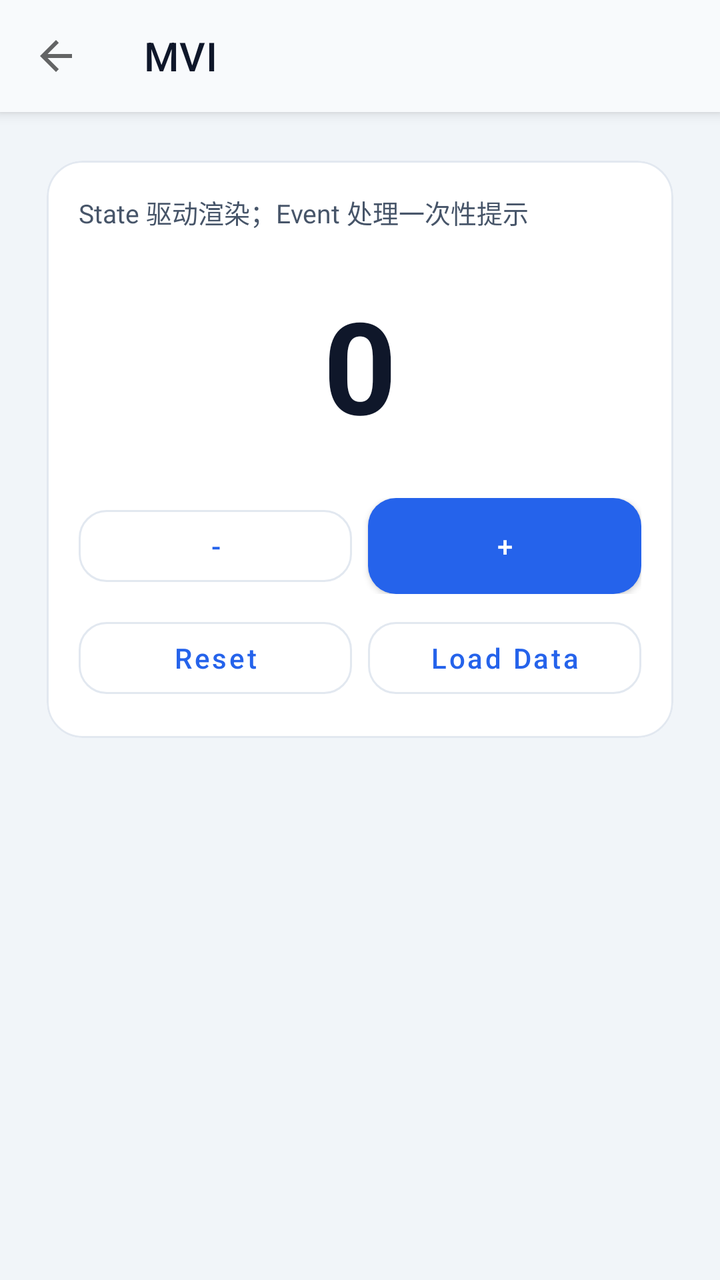
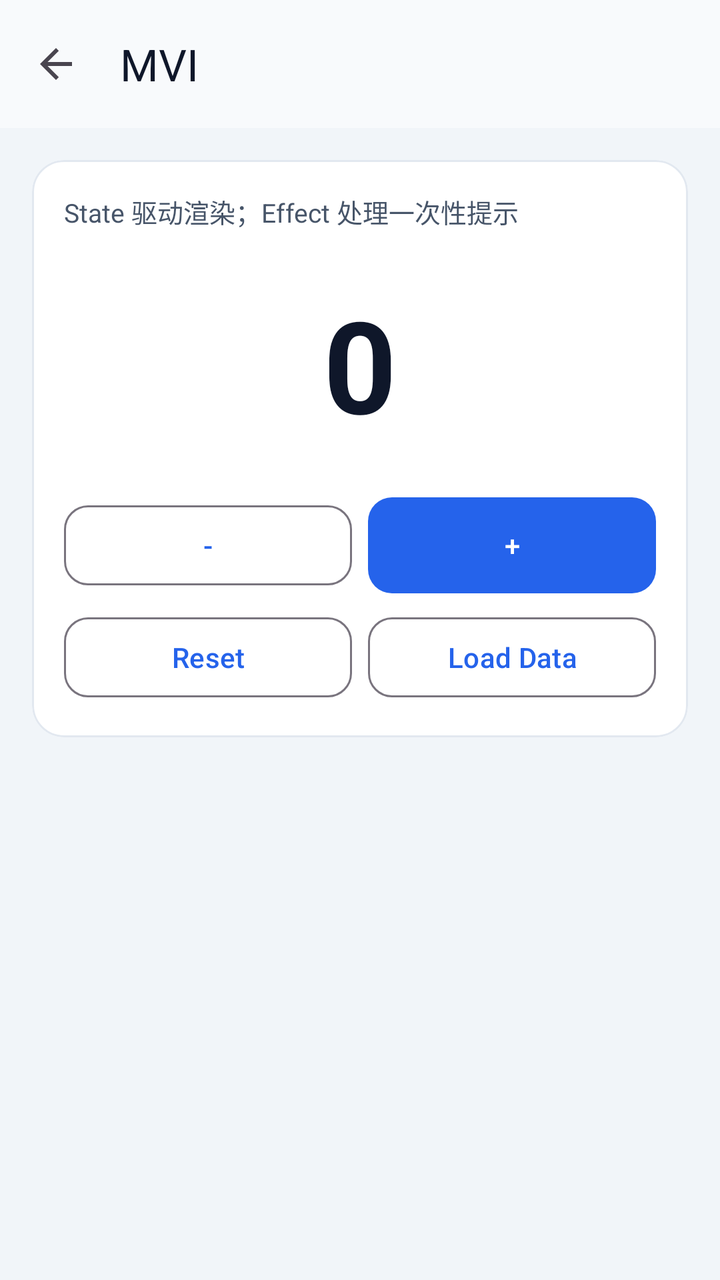

Screens rendered from an Android XML layout before and after an edit, with the pre-edit source and the edit as a unified diff.
<!-- AndroidManifest.xml: application theme Theme.AwArchDemo -->
<!-- res/layout/activity_mvi_demo.xml -->
<?xml version="1.0" encoding="utf-8"?>
<androidx.coordinatorlayout.widget.CoordinatorLayout xmlns:android="http://schemas.android.com/apk/res/android"
    xmlns:app="http://schemas.android.com/apk/res-auto"
    android:layout_width="match_parent"
    android:layout_height="match_parent"
    android:background="@color/aw_demo_surface_muted">

    <com.google.android.material.appbar.AppBarLayout
        android:layout_width="match_parent"
        android:layout_height="wrap_content"
        android:background="@color/aw_demo_bg">

        <com.google.android.material.appbar.MaterialToolbar
            android:id="@+id/topBar"
            android:layout_width="match_parent"
            android:layout_height="?attr/actionBarSize"
            app:navigationIcon="?attr/homeAsUpIndicator"
            app:title="MVI"
            app:titleTextColor="@color/aw_demo_on_surface" />
    </com.google.android.material.appbar.AppBarLayout>

    <androidx.core.widget.NestedScrollView
        android:layout_width="match_parent"
        android:layout_height="match_parent"
        app:layout_behavior="@string/appbar_scrolling_view_behavior">

        <LinearLayout
            android:layout_width="match_parent"
            android:layout_height="wrap_content"
            android:orientation="vertical"
            android:padding="@dimen/demo_space_md">

            <com.google.android.material.card.MaterialCardView
                style="@style/Widget.AwArchDemo.Card"
                android:layout_width="match_parent"
                android:layout_height="wrap_content">

                <LinearLayout
                    android:layout_width="match_parent"
                    android:layout_height="wrap_content"
                    android:orientation="vertical"
                    android:padding="@dimen/demo_space_md">

                    <TextView
                        android:layout_width="match_parent"
                        android:layout_height="wrap_content"
                        android:text="State 驱动渲染；Event 处理一次性提示"
                        android:textColor="@color/aw_demo_on_surface_muted"
                        android:textSize="13sp" />

                    <TextView
                        android:id="@+id/tvCount"
                        android:layout_width="match_parent"
                        android:layout_height="wrap_content"
                        android:layout_marginTop="@dimen/demo_space_lg"
                        android:gravity="center"
                        android:text="0"
                        android:textColor="@color/aw_demo_on_surface"
                        android:textSize="64sp"
                        android:textStyle="bold" />

                    <ProgressBar
                        android:id="@+id/progressBar"
                        android:layout_width="wrap_content"
                        android:layout_height="wrap_content"
                        android:layout_gravity="center_horizontal"
                        android:layout_marginTop="@dimen/demo_space_md"
                        android:visibility="gone" />

                    <LinearLayout
                        android:layout_width="match_parent"
                        android:layout_height="wrap_content"
                        android:layout_marginTop="@dimen/demo_space_lg"
                        android:orientation="horizontal">

                        <com.google.android.material.button.MaterialButton
                            android:id="@+id/btnDecrement"
                            style="@style/Widget.AwArchDemo.Button.Outlined"
                            android:layout_width="0dp"
                            android:layout_height="wrap_content"
                            android:layout_weight="1"
                            android:text="-" />

                        <com.google.android.material.button.MaterialButton
                            android:id="@+id/btnIncrement"
                            android:layout_width="0dp"
                            android:layout_height="wrap_content"
                            android:layout_marginStart="@dimen/demo_space_sm"
                            android:layout_weight="1"
                            android:text="+" />
                    </LinearLayout>

                    <LinearLayout
                        android:layout_width="match_parent"
                        android:layout_height="wrap_content"
                        android:layout_marginTop="@dimen/demo_space_sm"
                        android:orientation="horizontal">

                        <com.google.android.material.button.MaterialButton
                            android:id="@+id/btnReset"
                            style="@style/Widget.AwArchDemo.Button.Outlined"
                            android:layout_width="0dp"
                            android:layout_height="wrap_content"
                            android:layout_weight="1"
                            android:text="Reset" />

                        <com.google.android.material.button.MaterialButton
                            android:id="@+id/btnLoadData"
                            style="@style/Widget.AwArchDemo.Button.Outlined"
                            android:layout_width="0dp"
                            android:layout_height="wrap_content"
                            android:layout_marginStart="@dimen/demo_space_sm"
                            android:layout_weight="1"
                            android:text="Load Data" />
                    </LinearLayout>
                </LinearLayout>
            </com.google.android.material.card.MaterialCardView>
        </LinearLayout>
    </androidx.core.widget.NestedScrollView>
</androidx.coordinatorlayout.widget.CoordinatorLayout>
<!-- resources referenced by this layout -->
<resources>
  <color name="aw_demo_bg">#F8FAFC</color>
  <color name="aw_demo_on_surface">#0F172A</color>
  <color name="aw_demo_on_surface_muted">#475569</color>
  <color name="aw_demo_surface_muted">#F1F5F9</color>
  <dimen name="demo_space_lg">24dp</dimen>
  <dimen name="demo_space_md">16dp</dimen>
  <dimen name="demo_space_sm">8dp</dimen>
  <style name="Widget.AwArchDemo.Button.Outlined" parent="Widget.MaterialComponents.Button.OutlinedButton">
          <item name="android:minHeight">48dp</item>
          <item name="android:textAllCaps">false</item>
          <item name="cornerRadius">14dp</item>
          <item name="strokeColor">@color/aw_demo_divider</item>
          <item name="strokeWidth">1dp</item>
      </style>
  <style name="Widget.AwArchDemo.Card" parent="Widget.MaterialComponents.CardView">
          <item name="cardCornerRadius">18dp</item>
          <item name="cardUseCompatPadding">true</item>
          <item name="cardElevation">0dp</item>
          <item name="strokeColor">@color/aw_demo_divider</item>
          <item name="strokeWidth">1dp</item>
      </style>
  <style name="Theme.AwArchDemo" parent="Theme.MaterialComponents.DayNight.NoActionBar">
          <item name="colorPrimary">@color/aw_demo_primary</item>
          <item name="colorPrimaryVariant">@color/aw_demo_primary_variant</item>
          <item name="colorOnPrimary">@color/aw_demo_on_primary</item>
  
          <item name="colorSecondary">@color/aw_demo_accent</item>
          <item name="colorOnSecondary">@color/aw_demo_on_primary</item>
  
          <item name="android:colorBackground">@color/aw_demo_bg</item>
          <item name="colorSurface">@color/aw_demo_surface</item>
          <item name="colorOnSurface">@color/aw_demo_on_surface</item>
  
          <item name="android:statusBarColor">@color/aw_demo_bg</item>
          <item name="android:navigationBarColor">@color/aw_demo_bg</item>
          <item name="android:windowLightStatusBar">true</item>
          <item name="android:windowLightNavigationBar">true</item>
  
          <item name="materialButtonStyle">@style/Widget.AwArchDemo.Button</item>
          <item name="textInputStyle">@style/Widget.AwArchDemo.TextInputLayout</item>
      </style>
  <color name="aw_demo_divider">#E2E8F0</color>
  <color name="aw_demo_primary">#2563EB</color>
  <color name="aw_demo_primary_variant">#1D4ED8</color>
  <color name="aw_demo_on_primary">#FFFFFF</color>
  <color name="aw_demo_accent">#10B981</color>
  <color name="aw_demo_surface">#FFFFFF</color>
  <style name="Widget.AwArchDemo.Button" parent="Widget.MaterialComponents.Button">
          <item name="android:minHeight">48dp</item>
          <item name="android:textAllCaps">false</item>
          <item name="cornerRadius">14dp</item>
          <item name="rippleColor">@color/aw_demo_divider</item>
          <item name="android:insetTop">0dp</item>
          <item name="android:insetBottom">0dp</item>
      </style>
  <style name="Widget.AwArchDemo.TextInputLayout" parent="Widget.MaterialComponents.TextInputLayout.OutlinedBox">
          <item name="boxCornerRadiusTopStart">14dp</item>
          <item name="boxCornerRadiusTopEnd">14dp</item>
          <item name="boxCornerRadiusBottomStart">14dp</item>
          <item name="boxCornerRadiusBottomEnd">14dp</item>
          <item name="boxStrokeColor">@color/aw_demo_divider</item>
      </style>
</resources>

<!-- the commit's change to res/layout/activity_mvi_demo.xml (unified diff, before → after) -->
@@ -44,7 +44,7 @@
                     <TextView
                         android:layout_width="match_parent"
                         android:layout_height="wrap_content"
-                        android:text="State 驱动渲染；Event 处理一次性提示"
+                        android:text="@string/demo_mvi_effect_hint"
                         android:textColor="@color/aw_demo_on_surface_muted"
                         android:textSize="13sp" />
 
<!-- resource entries referenced after the edit -->
@@ -7,60 +7,51 @@
   <dimen name="demo_space_lg">24dp</dimen>
   <dimen name="demo_space_md">16dp</dimen>
   <dimen name="demo_space_sm">8dp</dimen>
-  <style name="Widget.AwArchDemo.Button.Outlined" parent="Widget.MaterialComponents.Button.OutlinedButton">
+  <string name="demo_mvi_effect_hint">State 驱动渲染；Effect 处理一次性提示</string>
+  <style name="Widget.AwArchDemo.Button.Outlined" parent="Widget.Material3.Button.OutlinedButton">
           <item name="android:minHeight">48dp</item>
           <item name="android:textAllCaps">false</item>
-          <item name="cornerRadius">14dp</item>
-          <item name="strokeColor">@color/aw_demo_divider</item>
-          <item name="strokeWidth">1dp</item>
+          <item name="cornerRadius">12dp</item>
       </style>
-  <style name="Widget.AwArchDemo.Card" parent="Widget.MaterialComponents.CardView">
-          <item name="cardCornerRadius">18dp</item>
-          <item name="cardUseCompatPadding">true</item>
+  <style name="Widget.AwArchDemo.Card" parent="Widget.Material3.CardView.Elevated">
+          <item name="cardCornerRadius">16dp</item>
           <item name="cardElevation">0dp</item>
           <item name="strokeColor">@color/aw_demo_divider</item>
           <item name="strokeWidth">1dp</item>
+          <item name="cardBackgroundColor">@color/aw_demo_surface</item>
       </style>
-  <style name="Theme.AwArchDemo" parent="Theme.MaterialComponents.DayNight.NoActionBar">
+  <style name="Theme.AwArchDemo" parent="Theme.Material3.Light.NoActionBar">
           <item name="colorPrimary">@color/aw_demo_primary</item>
-          <item name="colorPrimaryVariant">@color/aw_demo_primary_variant</item>
           <item name="colorOnPrimary">@color/aw_demo_on_primary</item>
-  
           <item name="colorSecondary">@color/aw_demo_accent</item>
           <item name="colorOnSecondary">@color/aw_demo_on_primary</item>
-  
           <item name="android:colorBackground">@color/aw_demo_bg</item>
           <item name="colorSurface">@color/aw_demo_surface</item>
           <item name="colorOnSurface">@color/aw_demo_on_surface</item>
-  
           <item name="android:statusBarColor">@color/aw_demo_bg</item>
           <item name="android:navigationBarColor">@color/aw_demo_bg</item>
           <item name="android:windowLightStatusBar">true</item>
           <item name="android:windowLightNavigationBar">true</item>
-  
           <item name="materialButtonStyle">@style/Widget.AwArchDemo.Button</item>
           <item name="textInputStyle">@style/Widget.AwArchDemo.TextInputLayout</item>
       </style>
   <color name="aw_demo_divider">#E2E8F0</color>
   <color name="aw_demo_primary">#2563EB</color>
-  <color name="aw_demo_primary_variant">#1D4ED8</color>
   <color name="aw_demo_on_primary">#FFFFFF</color>
   <color name="aw_demo_accent">#10B981</color>
   <color name="aw_demo_surface">#FFFFFF</color>
-  <style name="Widget.AwArchDemo.Button" parent="Widget.MaterialComponents.Button">
+  <style name="Widget.AwArchDemo.Button" parent="Widget.Material3.Button">
           <item name="android:minHeight">48dp</item>
           <item name="android:textAllCaps">false</item>
-          <item name="cornerRadius">14dp</item>
-          <item name="rippleColor">@color/aw_demo_divider</item>
+          <item name="cornerRadius">12dp</item>
           <item name="android:insetTop">0dp</item>
           <item name="android:insetBottom">0dp</item>
       </style>
-  <style name="Widget.AwArchDemo.TextInputLayout" parent="Widget.MaterialComponents.TextInputLayout.OutlinedBox">
-          <item name="boxCornerRadiusTopStart">14dp</item>
-          <item name="boxCornerRadiusTopEnd">14dp</item>
-          <item name="boxCornerRadiusBottomStart">14dp</item>
-          <item name="boxCornerRadiusBottomEnd">14dp</item>
-          <item name="boxStrokeColor">@color/aw_demo_divider</item>
+  <style name="Widget.AwArchDemo.TextInputLayout" parent="Widget.Material3.TextInputLayout.OutlinedBox">
+          <item name="boxCornerRadiusTopStart">12dp</item>
+          <item name="boxCornerRadiusTopEnd">12dp</item>
+          <item name="boxCornerRadiusBottomStart">12dp</item>
+          <item name="boxCornerRadiusBottomEnd">12dp</item>
       </style>
 </resources>
 
